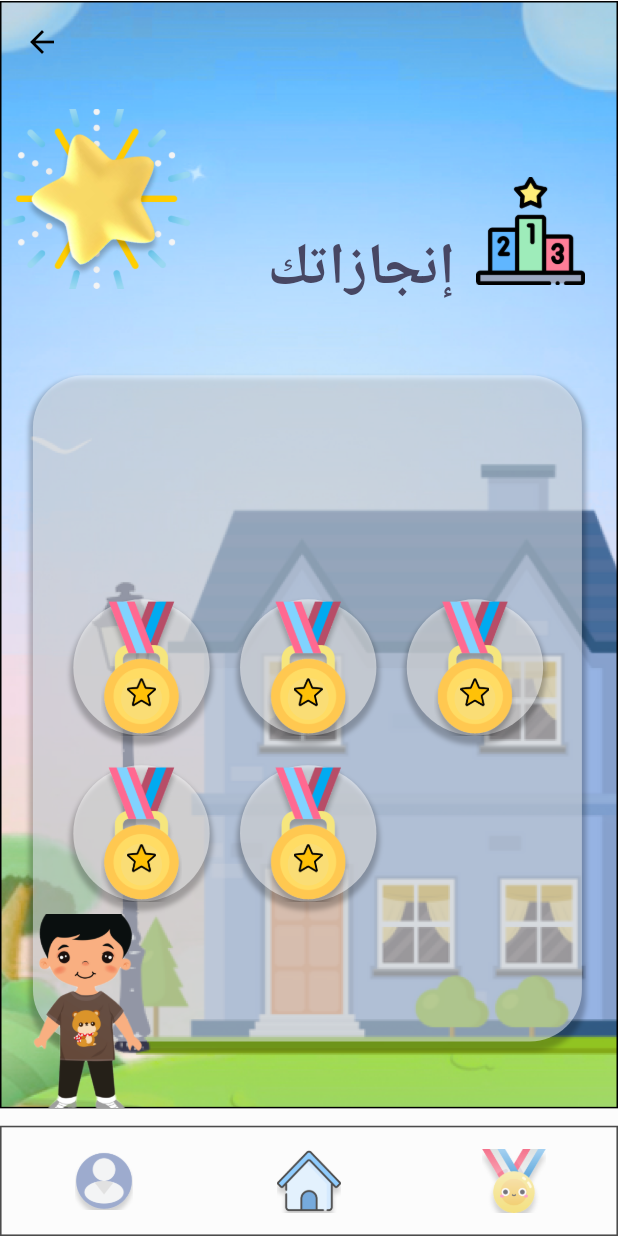
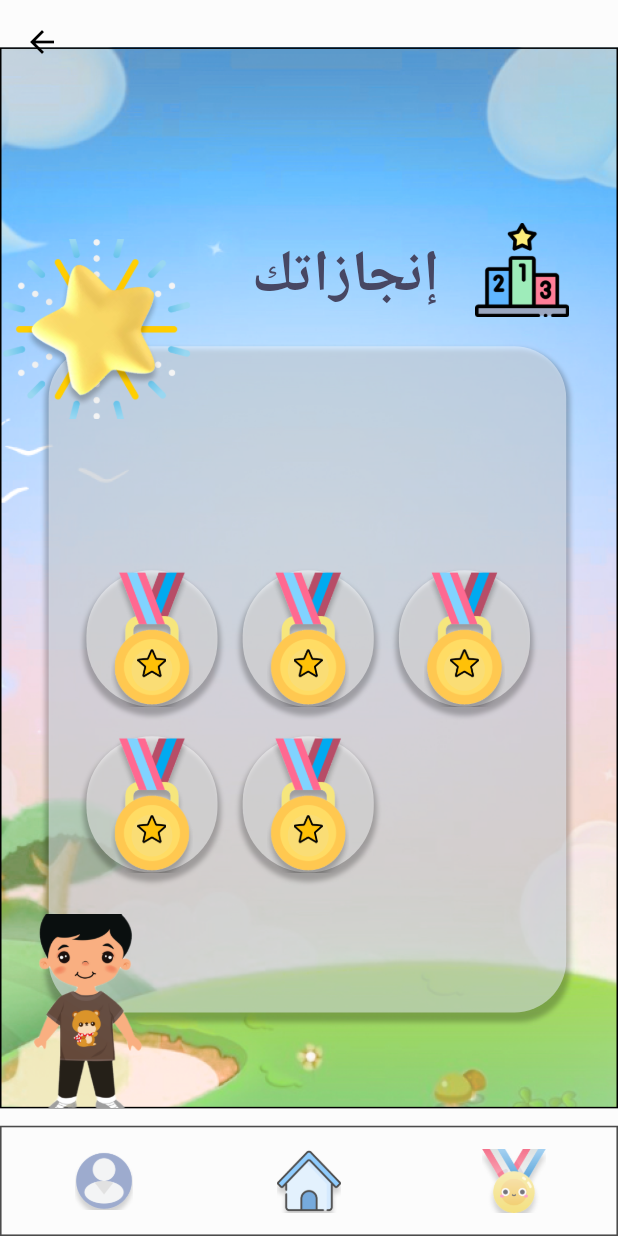
Before and after one commit to Raghadalmohsen/RazeenProject, a Flutter app: the Frame164Screen screen opened by its route, on a phone screen of 412 x 824 dp. Run offline on Flutter 3.47's test engine with Material 3 defaults, Android fonts, the phone set to English and light mode, and no system bars; our stand-ins replace cached_network_image, flutter_svg, flutter_svg_provider.

Commit message:
medals 164,grid1_item_widget

```diff
--- a/raghad_s_razeen-v1.0.1/lib/presentation/frame_164_screen/frame_164_screen.dart
+++ b/raghad_s_razeen-v1.0.1/lib/presentation/frame_164_screen/frame_164_screen.dart
@@ -50,14 +50,14 @@ class Frame164Screen extends StatelessWidget {//ميداليات
                           alignment: Alignment.bottomCenter,
                           child: Container(
                               padding: EdgeInsets.symmetric(
-                    horizontal: 20.h,
-                    vertical: 45.v,
+                    horizontal: 30.h,//غيرنا 20
+                    vertical: 65.v,//غيرنا 45
                   ),
                             decoration: BoxDecoration(
                                border: Border.all(),
                               image: DecorationImage(
                                 image: AssetImage(
-                                  ImageConstant.imgGroup225,//خلفيه
+                                  ImageConstant.imgImage651,//خلفيه
                                 ),
                                 fit: BoxFit.cover,
                               ),
@@ -66,11 +66,11 @@ class Frame164Screen extends StatelessWidget {//ميداليات
                               mainAxisSize: MainAxisSize.min,
                               crossAxisAlignment: CrossAxisAlignment.start,
                               children: [
-                                 SizedBox(height: 75.v),
+                                 SizedBox(height: 55.v),//غ 75
                                 Align(
                                   alignment: Alignment.centerRight,
                                   child: SizedBox(
-                                    height: 92.v,
+                                    height: 65.v,
                                     width: 219.h,
                                     child: Stack(
                                       alignment: Alignment.topRight,
@@ -89,15 +89,15 @@ class Frame164Screen extends StatelessWidget {//ميداليات
                                         ),
                                         CustomImageView(//صوره جمب الانجازات
                                           imagePath: ImageConstant.imgPodium1,
-                                          height: 75.adaptSize,
-                                          width: 75.adaptSize,
+                                          height: 65.adaptSize,
+                                          width: 65.adaptSize,
                                           alignment: Alignment.topRight,
                                         ),
                                       ],
                                     ),
                                   ),
                                 ),
-                                SizedBox(height: 45.v),
+                                SizedBox(height: 20.v),/////غ
                                 Container(
                                   margin: EdgeInsets.only(right: 2.h),
                                   padding: EdgeInsets.symmetric(
@@ -123,26 +123,26 @@ class Frame164Screen extends StatelessWidget {//ميداليات
                           ),
                         ),
                         CustomImageView(
-                          imagePath: ImageConstant.imgOutput13,
+                          imagePath: ImageConstant.imgOutput13,//صورة رزين
                           height: 134.v,
                           width: 128.h,
                           alignment: Alignment.bottomLeft,
                         ),
                         CustomImageView(
-                          imagePath: ImageConstant.imgFireworks4,
+                          imagePath: ImageConstant.imgFireworks4,//صورة الي ورا النجمة
                           height: 124.v,
                           width: 127.h,
                           alignment: Alignment.topLeft,
-                          margin: EdgeInsets.only(top: 75.v),
+                          margin: EdgeInsets.only(top: 165.v),
                         ),
                         CustomImageView(
-                          imagePath: ImageConstant.imgImage23,
+                          imagePath: ImageConstant.imgImage23,//النجمة
                           height: 124.v,
                           width: 128.h,
                           alignment: Alignment.topLeft,
                           margin: EdgeInsets.only(
                             left: 1.h,
-                            top: 75.v,
+                            top: 165.v,
                           ),
                         ),
                       ],
@@ -167,18 +167,18 @@ class Frame164Screen extends StatelessWidget {//ميداليات
   }
 
   /// Section Widget
-  PreferredSizeWidget _buildAppBar(BuildContext context) {
-    return CustomAppBar(
-      leadingWidth: 394.h,
-      leading: AppbarLeadingImage(
-        imagePath: ImageConstant.imgArrow3,
-        margin: EdgeInsets.fromLTRB(37.h, 26.v, 327.h, 26.v),
-      ),
-    );
-  }
+  // PreferredSizeWidget _buildAppBar(BuildContext context) {
+  //   return CustomAppBar(
+  //     leadingWidth: 394.h,
+  //     leading: AppbarLeadingImage(
+  //       imagePath: ImageConstant.imgArrow3,// القديم صورة السهم
+  //       margin: EdgeInsets.fromLTRB(37.h, 26.v, 327.h, 26.v),
+  //     ),
+  //   );
+  // }
 
   /// Section Widget
-  Widget _buildGrid(BuildContext context) {
+  Widget _buildGrid(BuildContext context) {//الميداليات الخمسة
     return Padding(
       padding: EdgeInsets.only(left: 1.h),
       child: GridView.builder(
@@ -192,7 +192,7 @@ class Frame164Screen extends StatelessWidget {//ميداليات
         physics: NeverScrollableScrollPhysics(),
         itemCount: 5,
         itemBuilder: (context, index) {
-          return Grid1ItemWidget();
+         return Grid1ItemWidget();
         },
       ),
     );
--- a/raghad_s_razeen-v1.0.1/lib/presentation/frame_164_screen/widgets/grid1_item_widget.dart
+++ b/raghad_s_razeen-v1.0.1/lib/presentation/frame_164_screen/widgets/grid1_item_widget.dart
@@ -49,7 +49,7 @@ class Grid1ItemWidget extends StatelessWidget {
                 alignment: Alignment.bottomCenter,
                 children: [
                   CustomImageView(
-                    imagePath: ImageConstant.imgImg08033,
+                    imagePath: ImageConstant.imgImg08033,//صور الميداليات الذهبية
                     height: 94.v,
                     width: 52.h,
                     alignment: Alignment.center,
@@ -77,7 +77,7 @@ class Grid1ItemWidget extends StatelessWidget {
                             ),
                           ),
                           CustomImageView(
-                            imagePath: ImageConstant.imgImage174,
+                            imagePath: ImageConstant.imgImage174,//الي داخل الميدالية
                             height: 20.adaptSize,
                             width: 20.adaptSize,
                             alignment: Alignment.topCenter,
```
